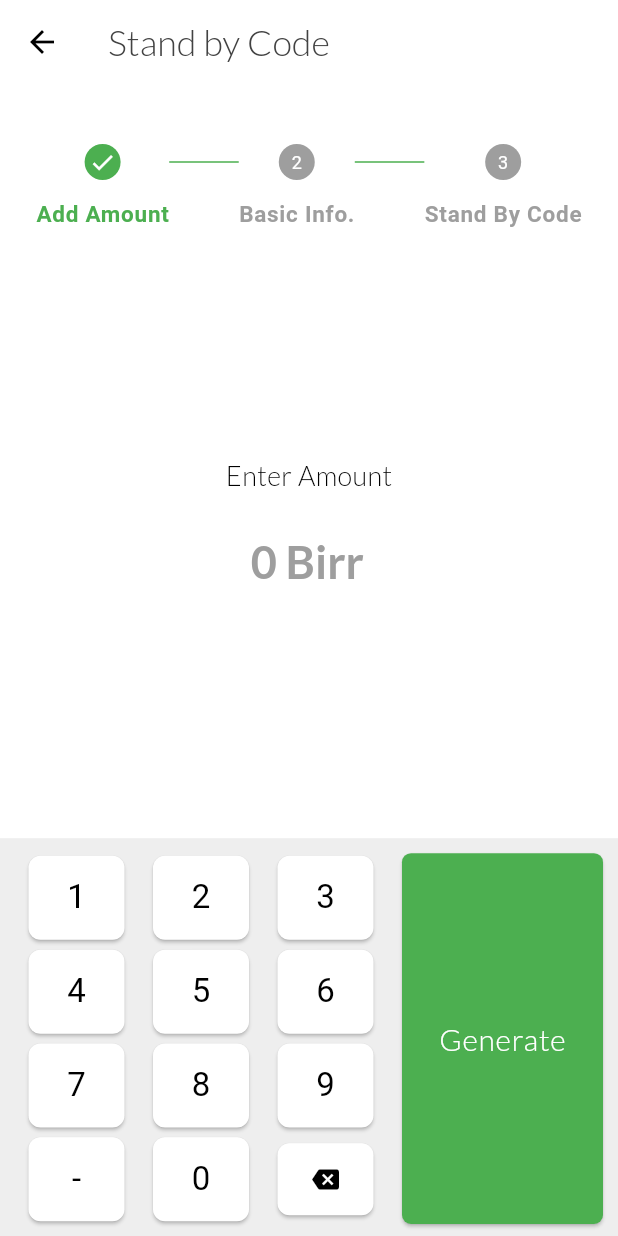
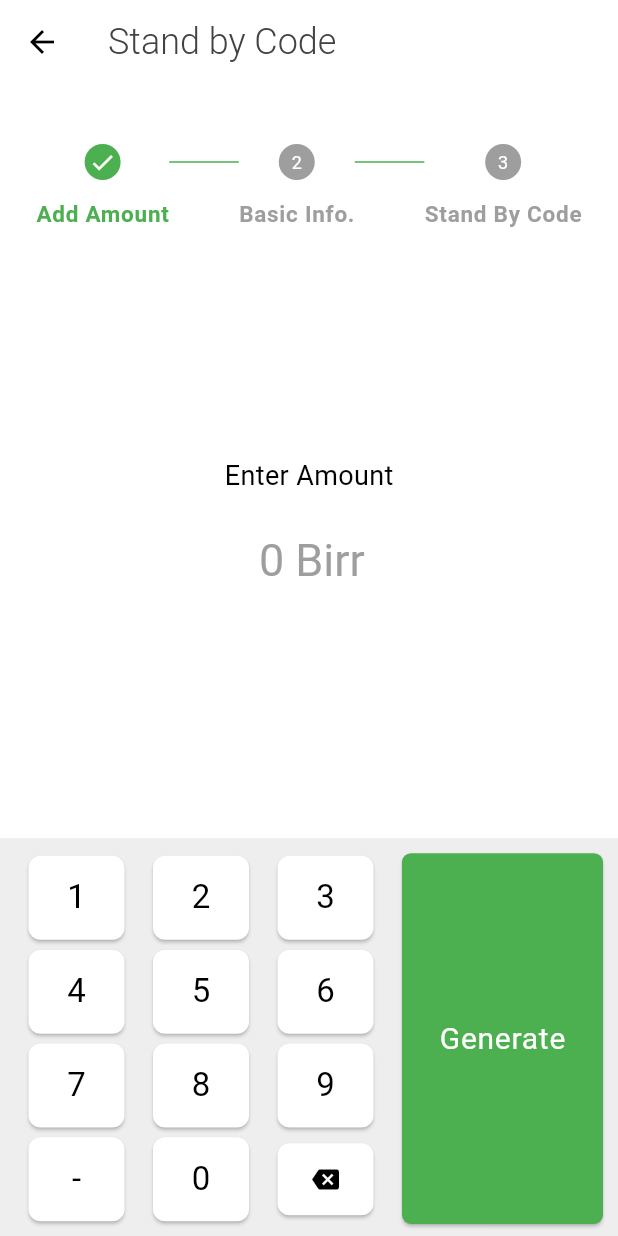
Before and after one commit to Edil-Ayehu/nedaj, a Flutter app: the screen it shows after launch, after a tap on "Stand By", on a phone screen of 412 x 824 dp. Run offline on Flutter 3.47's test engine with Material 3 defaults, Android fonts, the phone set to English and light mode, and no system bars; our stand-ins replace fancy_shimmer_image, gap, get, google_fonts, hive, hive_flutter and 6 more; missing offline and left inert: qr_code_scanner; accounts and stored records are empty; network calls fail.

Commit message:
company logo added to profile screen.

```diff
--- a/lib/screens/profile screen/profile_screen.dart
+++ b/lib/screens/profile screen/profile_screen.dart
@@ -35,7 +35,8 @@ class _ProfileScreenState extends State<ProfileScreen> {
                       Icons.notifications_none,
                       size: 25,
                       color: Colors.green,
-                      ),),
+                    ),
+                  ),
                 )),
             Expanded(
               child: SingleChildScrollView(
@@ -65,6 +66,17 @@ class _ProfileScreenState extends State<ProfileScreen> {
                       ),
                       // Profile Info
                       ProfilePageSecondContainer(),
+                      Gap(30),
+
+                      // logo section
+                      Padding(
+                        padding: const EdgeInsets.symmetric(horizontal: 18.0),
+                        child: Image.asset(
+                          'assets/logos/eaglelion.png',
+                          height: 80,
+                        ),
+                      ),
+                      Gap(10),
                     ],
                   ),
                 ),
--- a/lib/utils/app_theme.dart
+++ b/lib/utils/app_theme.dart
@@ -1,3 +1,4 @@
+import 'package:google_fonts/google_fonts.dart';
 import 'package:nedaj/export.dart';
 
 class AppTheme {
@@ -8,47 +9,38 @@ class AppTheme {
     appBarTheme: AppBarTheme(
       backgroundColor: Colors.white,
       foregroundColor: Colors.black,
-      titleTextStyle: TextStyle(
+      titleTextStyle: GoogleFonts.roboto(
         color: Colors.grey.shade800,
         fontWeight: FontWeight.w300,
         fontSize: 24,
-        fontFamily: 'Lato',
       ),
     ),
 
     // text theme
     textTheme: TextTheme(
-      titleLarge: TextStyle(
+      titleLarge: GoogleFonts.roboto(
         fontSize: 32,
-        fontWeight: FontWeight.bold,
         color: Colors.black,
-        fontFamily: 'Lato',
       ),
-      titleMedium: TextStyle(
+      titleMedium: GoogleFonts.roboto(
         fontSize: 24,
-        fontWeight: FontWeight.bold,
         color: Colors.black,
-        fontFamily: 'Lato',
       ),
-      titleSmall: TextStyle(
+      titleSmall: GoogleFonts.roboto(
         fontSize: 20,
         color: Colors.black54,
-        fontFamily: 'Lato',
       ),
-      bodyLarge: TextStyle(
+      bodyLarge: GoogleFonts.roboto(
         fontSize: 20,
         color: Colors.black,
-        fontFamily: 'Lato',
       ),
-      bodyMedium: TextStyle(
+      bodyMedium: GoogleFonts.roboto(
         fontSize: 18,
         color: Colors.black,
-        fontFamily: 'Lato',
       ),
-      bodySmall: TextStyle(
+      bodySmall: GoogleFonts.roboto(
         fontSize: 14,
         color: Colors.black54,
-        fontFamily: 'Lato',
       ),
     ),
 
@@ -65,7 +57,7 @@ class AppTheme {
       style: ElevatedButton.styleFrom(
         foregroundColor: Colors.white,
         backgroundColor: Colors.green,
-        textStyle: TextStyle(fontSize: 18),
+        textStyle: GoogleFonts.roboto(fontSize: 18),
       ),
     ),
 
--- a/lib/widgets/profile_info_container.dart
+++ b/lib/widgets/profile_info_container.dart
@@ -29,7 +29,10 @@ class ProfileInfoContainer extends StatelessWidget {
                 Text(
                   text,
                   textScaler: TextScaler.linear(1),
-                  style: TextStyle(fontSize: 18),
+                  style: Theme.of(context).textTheme.bodyMedium!.copyWith(
+                        fontWeight: FontWeight.w300,
+                        color: Colors.grey.shade700,
+                      ),
                 ),
                 Spacer(),
                 Icon(Icons.navigate_next, color: Colors.grey),
--- a/pubspec.yaml
+++ b/pubspec.yaml
@@ -50,6 +50,7 @@ dependencies:
   page_transition: "^2.1.0"
   loading_animation_widget: ^1.3.0
   webview_flutter: ^4.10.0
+  google_fonts: ^6.2.1
 
 dev_dependencies:
   flutter_test:
```
Also changed, not shown: assets/logos/eaglelion.png (added), lib/screens/onboarding screen/onboarding_screen.dart (added), pubspec.lock. Lines whose indentation alone changed are shown as unchanged.
